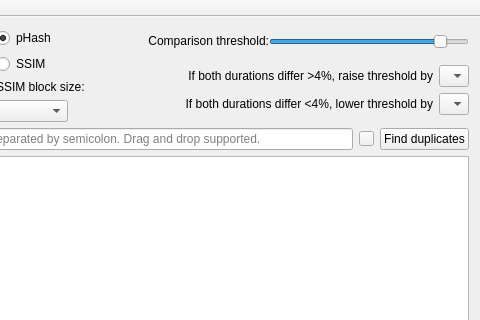
Before: the Qt Designer form mainwindow.ui in theophanemayaud/video-simili-duplicate-cleaner, drawn with Qt 5; both pictures show x 123 to 603 and y 0 to 320 of the 603 by 668 pixel window.
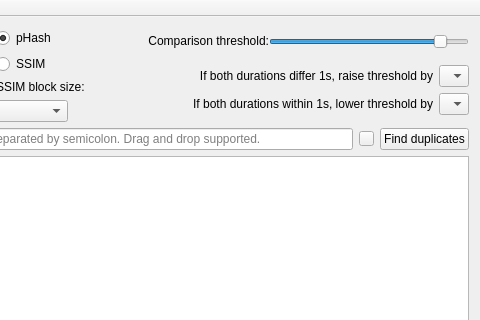
After: the same form once the commit is applied.

Commit message: Stricter criteria for what counts as same duration

The edit to the form file:
```diff
--- a/mainwindow.ui
+++ b/mainwindow.ui
@@ -274,7 +274,7 @@
           <item row="1" column="0">
            <widget class="QLabel" name="sameDurationModifierLabel">
             <property name="text">
-             <string>If both durations differ &lt;4%, lower threshold by</string>
+             <string>If both durations within 1s, lower threshold by</string>
             </property>
             <property name="alignment">
              <set>Qt::AlignRight|Qt::AlignTrailing|Qt::AlignVCenter</set>
@@ -328,7 +328,7 @@
              <enum>Qt::LeftToRight</enum>
             </property>
             <property name="text">
-             <string>If both durations differ &gt;4%, raise threshold by</string>
+             <string>If both durations differ 1s, raise threshold by</string>
             </property>
             <property name="alignment">
              <set>Qt::AlignRight|Qt::AlignTrailing|Qt::AlignVCenter</set>
```
The commit also changes 1 other file.
